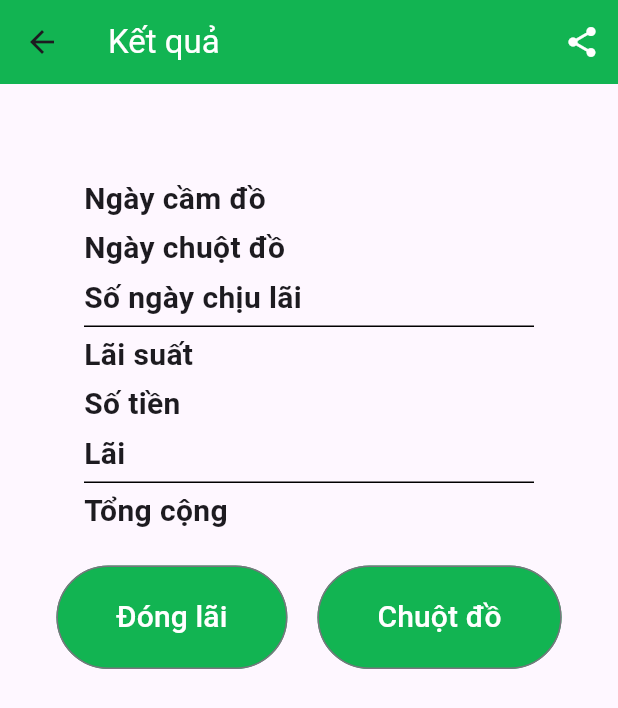
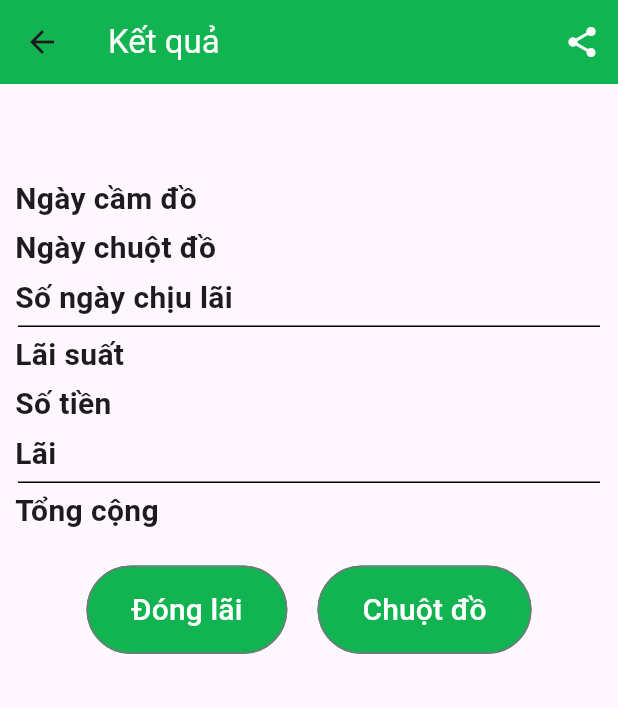
Before and after one commit to lazyguy51300610/tinhlaicamdo, a Flutter app: the ResultPage screen opened directly with empty values, after a tap on the "share" icon, on a phone screen of 412 x 824 dp. Shown: the top 708 px of the screen. Run offline on Flutter 3.47's test engine with Material 3 defaults, Android fonts, the phone set to English and light mode, and no system bars; our stand-ins replace share_plus; missing offline and left inert: date_picker_plus, widgets_to_image; network calls fail.

Commit message:
250510
+ Take CustomButton from result_page
* Updating share transfer bill is failed

```diff
--- /dev/null
+++ b/lib/custom_button.dart
@@ -0,0 +1,39 @@
+import 'package:flutter/material.dart';
+
+class CustomButton extends StatefulWidget {
+  final Function(BuildContext) onPressed;
+  final String text;
+  final Color backgroundColor = Color.fromARGB(255, 18, 180, 82);
+  final Color foregroundColor = Colors.white;
+  final double fontSize = 20.0;
+  final double paddingVertical = 15.0;
+  final double paddingHorizontal = 30.0;
+
+  CustomButton({super.key, required this.onPressed, required this.text});
+
+  @override
+  State<StatefulWidget> createState() => _CustomButtonState();
+}
+
+class _CustomButtonState extends State<CustomButton> {
+  @override
+  Widget build(BuildContext context) => Container(
+    margin: EdgeInsets.symmetric(horizontal: 10),
+    child: OutlinedButton(
+      style: ButtonStyle(
+        backgroundColor: WidgetStateProperty.all(widget.backgroundColor),
+        padding: WidgetStateProperty.all(
+          EdgeInsets.symmetric(
+            vertical: widget.paddingVertical,
+            horizontal: widget.paddingHorizontal,
+          ),
+        ),
+      ),
+      onPressed: () => widget.onPressed(context),
+      child: Text(
+        widget.text,
+        style: TextStyle(fontSize: widget.fontSize, color: widget.foregroundColor),
+      ),
+    ),
+  );
+}
--- a/lib/result_page.dart
+++ b/lib/result_page.dart
@@ -2,10 +2,13 @@ import 'dart:developer';
 
 import 'package:flutter/material.dart';
 import 'package:widgets_to_image/widgets_to_image.dart';
+import 'package:share_plus/share_plus.dart';
+
+import 'custom_button.dart';
 
 const MARGIN_VERTICAL = 2.0;
-const COLUMN_1_WIDTH = 150.0;
-const COLUMN_2_WIDTH = 150.0;
+const COLUMN_1_WIDTH = 200.0;
+const COLUMN_2_WIDTH = 200.0;
 const COLUMNS_WIDTH = COLUMN_1_WIDTH + COLUMN_2_WIDTH;
 
 const cellWidth = 550;
@@ -26,9 +29,10 @@ const FORMULA_DESCRIPTION = "<DESCRIPTION>";
 const FORMULA_ACCOUNT_NAME = "<ACCOUNT_NAME>";
 
 const BANK_ID = "KIENLONGBANK";
-const ACCOUNT_NO = "TVHUYNH";
-const ACCOUNT_NO_1 = "TVHUYNH1";
-const TEMPLATE = "qr_only";
+const account0 = "TVHUYNH";
+const account1 = "TVHUYNH1";
+const TEMPLATE_DEFAULT = "qr_only";
+const TEMPLATE_FULL = "print";
 //const AMOUNT = "<AMOUNT>";
 const DESCRIPTION = "CK";
 const ACCOUNT_NAME = "NGUYEN%20VAN%20DUY";
@@ -59,23 +63,22 @@ class ResultPage extends StatefulWidget {
   final Data myData;
 
   @override
-  // ignore: no_logic_in_create_state
-  State<StatefulWidget> createState() => ResultPageState(data: myData);
+  State<StatefulWidget> createState() => _ResultPageState();
 }
 
-class ResultPageState extends State<ResultPage> {
-  ResultPageState({required this.data});
+class _ResultPageState extends State<ResultPage> {
+  _ResultPageState();
 
-  final Data data;
-
-  final WidgetsToImageController _imageController = WidgetsToImageController();
+  final _imageController = WidgetsToImageController();
 
   @override
   Widget build(BuildContext context) => Scaffold(
     appBar: AppBar(
       title: const Text('Kết quả', style: TextStyle(color: Colors.white)),
       backgroundColor: primaryColor,
-      actions: [IconButton(onPressed: () {}, icon: Icon(Icons.share), color: Colors.white)],
+      actions: [
+        IconButton(onPressed: _onShareButtonClicked, icon: Icon(Icons.share), color: Colors.white),
+      ],
     ),
     body: WidgetsToImage(controller: _imageController, child: _billCard(context)),
   );
@@ -84,9 +87,9 @@ class ResultPageState extends State<ResultPage> {
     padding: const EdgeInsets.symmetric(horizontal: 10, vertical: 60),
     child: Column(
       children: [
-        KeyValueLine(keyText: "Ngày cầm đồ", valueText: data.dateFrom),
-        KeyValueLine(keyText: "Ngày chuột đồ", valueText: data.dateTo),
-        KeyValueLine(keyText: "Số ngày chịu lãi", valueText: data.nDate),
+        KeyValueLine(keyText: "Ngày cầm đồ", valueText: widget.myData.dateFrom),
+        KeyValueLine(keyText: "Ngày chuột đồ", valueText: widget.myData.dateTo),
+        KeyValueLine(keyText: "Số ngày chịu lãi", valueText: widget.myData.nDate),
 
         Container(
           height: 1,
@@ -95,9 +98,9 @@ class ResultPageState extends State<ResultPage> {
           color: Colors.black,
         ),
 
-        KeyValueLine(keyText: "Lãi suất", valueText: data.interestRate),
-        KeyValueLine(keyText: "Số tiền", valueText: data.amount),
-        KeyValueLine(keyText: "Lãi", valueText: data.interest),
+        KeyValueLine(keyText: "Lãi suất", valueText: widget.myData.interestRate),
+        KeyValueLine(keyText: "Số tiền", valueText: widget.myData.amount),
+        KeyValueLine(keyText: "Lãi", valueText: widget.myData.interest),
 
         Container(
           height: 1,
@@ -106,15 +109,21 @@ class ResultPageState extends State<ResultPage> {
           color: Colors.black,
         ),
 
-        KeyValueLine(keyText: "Tổng cộng", valueText: data.total),
+        KeyValueLine(keyText: "Tổng cộng", valueText: widget.myData.total),
 
         Container(
           margin: EdgeInsets.only(top: 20),
           child: Row(
             mainAxisAlignment: MainAxisAlignment.center,
             children: [
-              ResultPageButton(onPressed: _showInterestQR, text: "Đóng lãi"),
-              ResultPageButton(onPressed: _showTotalQR, text: "Chuột đồ"),
+              CustomButton(
+                onPressed: (context) => _showModalBottomSheet(widget.myData.interest),
+                text: "Đóng lãi",
+              ),
+              CustomButton(
+                onPressed: (context) => _showModalBottomSheet(widget.myData.total),
+                text: "Chuột đồ",
+              ),
             ],
           ),
         ),
@@ -122,70 +131,53 @@ class ResultPageState extends State<ResultPage> {
     ),
   );
 
-  void _showTotalQR(BuildContext context) {
-    showModalBottomSheet(
-      context: context,
-      builder:
-          (context) => DefaultTabController(
+  void _onShareButtonClicked() async {
+    final imageUrl = _getQRLink(account0, "1000000", TEMPLATE_FULL);
+    final url = Uri.parse(imageUrl);
+    final result = await Share.shareUri(url);
+    if (result.status == ShareResultStatus.success) {
+      print("result.status == ShareResultStatus.success");
+    } else if (result.status == ShareResultStatus.dismissed) {
+      print("result.status == ShareResultStatus.dismissed");
+    } else if (result.status == ShareResultStatus.unavailable) {
+      print("result.status == ShareResultStatus.unavailable");
+    }
+  }
+
+  void _showModalBottomSheet(String amount) => showModalBottomSheet(
+    context: context,
+    isScrollControlled: true,
+    builder:
+        (context) => FractionallySizedBox(
+          heightFactor: 0.7,
+          child: DefaultTabController(
             initialIndex: 0,
             length: 2,
             child: Scaffold(
-              appBar: AppBar(title: const TabBar(tabs: [Tab(text: "Nha"), Tab(text: "Quay")])),
+              appBar: AppBar(
+                automaticallyImplyLeading: false,
+                title: const TabBar(tabs: [Tab(text: "Nhà"), Tab(text: "Quầy")]),
+              ),
               body: TabBarView(
                 children: [
                   ListView(
                     children: [
-                      _transferQR(ACCOUNT_NO, data.total.replaceAll(",", "")),
-                      _transferInfo(ACCOUNT_NO, data.total),
+                      _transferQR(account0, amount.replaceAll(",", "")),
+                      _transferInfo(account0, amount),
                     ],
                   ),
-
                   ListView(
                     children: [
-                      _transferQR(ACCOUNT_NO_1, data.total.replaceAll(",", "")),
-                      _transferInfo(ACCOUNT_NO_1, data.total),
+                      _transferQR(account1, amount.replaceAll(",", "")),
+                      _transferInfo(account1, amount),
                     ],
                   ),
                 ],
               ),
             ),
           ),
-    );
-  }
-
-  void _showInterestQR(BuildContext context) {
-    showModalBottomSheet(
-      context: context,
-      builder:
-          (context) => DefaultTabController(
-            initialIndex: 1,
-            length: 2,
-            child: Scaffold(
-              appBar: AppBar(
-                automaticallyImplyLeading: false,
-                title: const TabBar(tabs: [Tab(text: "Nha"), Tab(text: "Quay")]),
-              ),
-              body: TabBarView(
-                children: [
-                  ListView(
-                    children: [
-                      _transferQR(ACCOUNT_NO, data.interest.replaceAll(",", "")),
-                      _transferInfo(ACCOUNT_NO, data.interest),
-                    ],
-                  ),
-
-                  ListView(
-                    children: [
-                      _transferQR(ACCOUNT_NO_1, data.interest.replaceAll(",", "")),
-                      _transferInfo(ACCOUNT_NO_1, data.interest),
-                    ],
-                  ),
-                ],
-              ),
-            ),
-          ),
-    );
-  }
+        ),
+  );
 
   Widget _transferQR(String accountNumberValue, String amountValue) => Container(
     margin: EdgeInsets.symmetric(vertical: 20),
@@ -199,7 +191,7 @@ class ResultPageState extends State<ResultPage> {
   );
 
   Widget _transferInfo(String accountNumberValue, String amountValue) => Container(
-    margin: EdgeInsets.symmetric(horizontal: 100),
+    margin: EdgeInsets.only(top: 10, left: 10, right: 10),
     child: GridView.count(
       crossAxisCount: 2,
       shrinkWrap: true,
@@ -245,11 +237,11 @@ class ResultPageState extends State<ResultPage> {
     ),
   );
 
-  String _getQRLink(String accountNumber, String amount) {
+  String _getQRLink(String accountNumber, String amount, [String? template]) {
     var qrlink = formulaQRLink
         .replaceAll(FORMULA_BANK_ID, BANK_ID)
         .replaceAll(FORMULA_ACCOUNT_NO, accountNumber)
-        .replaceAll(FORMULA_TEMPLATE, TEMPLATE)
+        .replaceAll(FORMULA_TEMPLATE, template ?? TEMPLATE_DEFAULT)
         .replaceAll(FORMULA_AMOUNT, amount)
         .replaceAll(FORMULA_DESCRIPTION, DESCRIPTION)
         .replaceAll(FORMULA_ACCOUNT_NAME, ACCOUNT_NAME);
@@ -284,23 +276,3 @@ class KeyValueLine extends StatelessWidget {
     child: Text(value, style: TextStyle(fontSize: primaryFontSize)),
   );
 }
-
-class ResultPageButton extends StatelessWidget {
-  final Function(BuildContext) onPressed;
-  final String text;
-
-  const ResultPageButton({super.key, required this.onPressed, required this.text});
-
-  @override
-  Widget build(BuildContext context) => Container(
-    margin: EdgeInsets.symmetric(horizontal: 10),
-    child: OutlinedButton(
-      style: ButtonStyle(
-        backgroundColor: WidgetStateProperty.all(primaryColor),
-        padding: WidgetStateProperty.all(EdgeInsets.symmetric(vertical: 20, horizontal: 40)),
-      ),
-      onPressed: () => onPressed(context),
-      child: Text(text, style: TextStyle(fontSize: 20, color: Colors.white)),
-    ),
-  );
-}
--- a/package.json
+++ b/package.json
@@ -1,5 +1,8 @@
 {
   "dependencies": {
     "firebase": "^11.6.0"
+  },
+  "devDependencies": {
+    "@types/firebase": "^2.4.32"
   }
 }
```
Also changed, not shown: package-lock.json, 1 other file.
